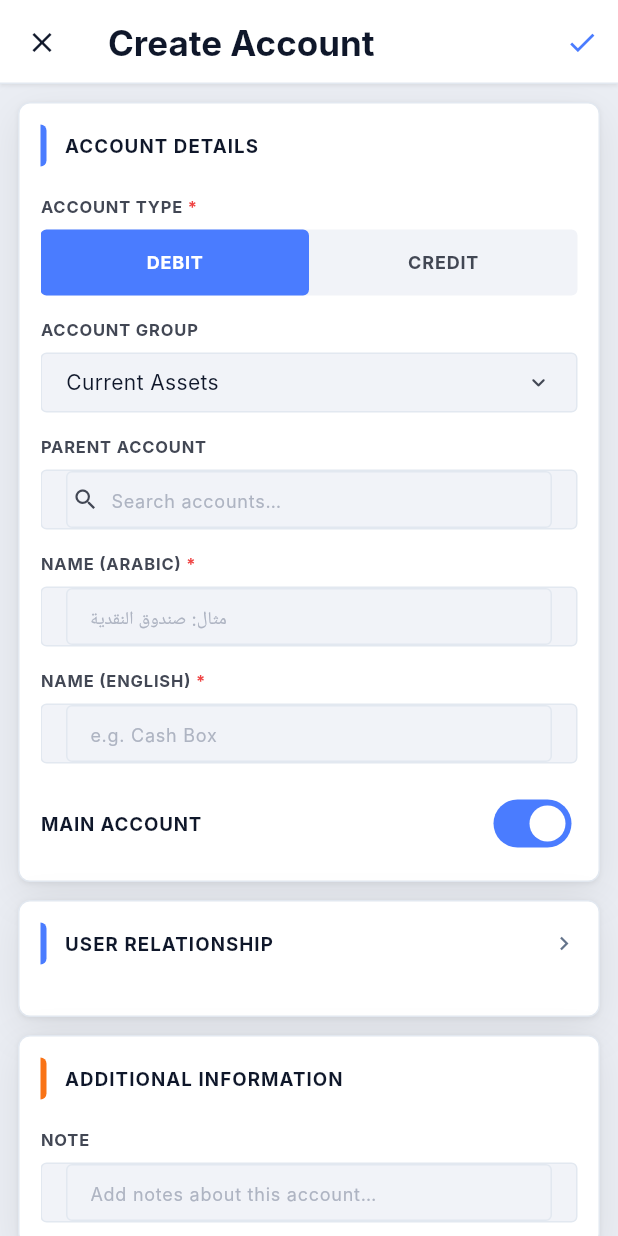
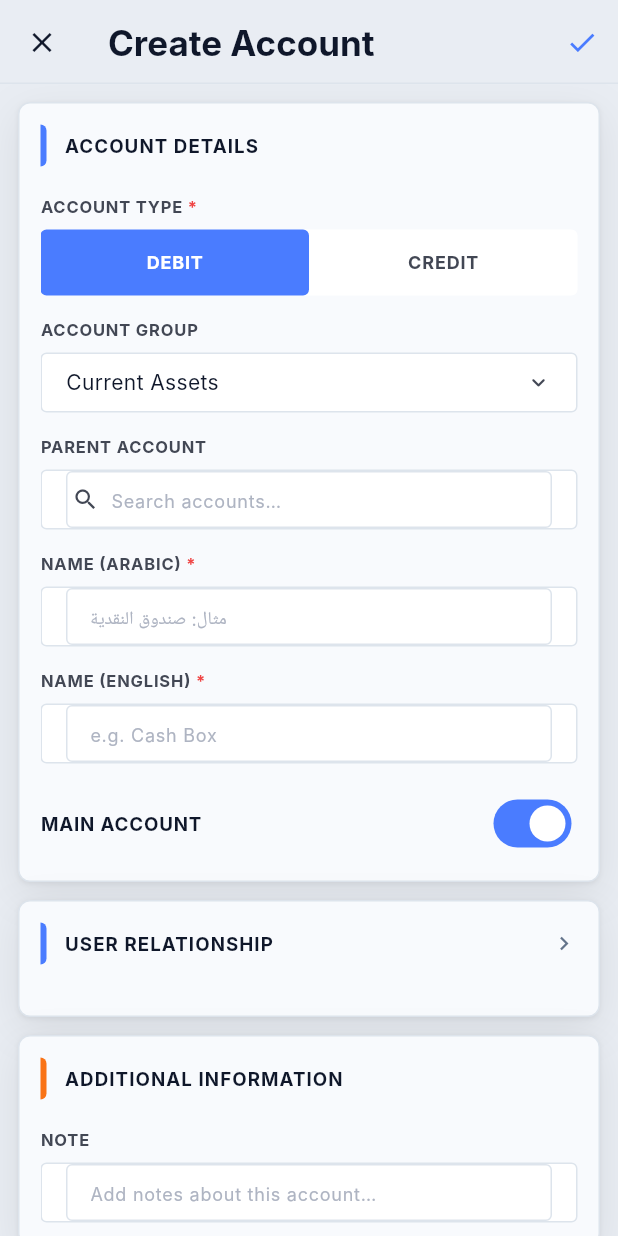
Before and after one commit to GeniusSystems24/super_core, a Flutter app: the screen it shows after launch, scrolled down 576 dp, after a tap on the "person add alt" icon, on a phone screen of 412 x 824 dp. Run offline on Flutter 3.47's test engine with Material 3 defaults, Android fonts, the phone set to English and light mode, and no system bars; Roboto replaces fonts that are missing (Inter).

Commit message:
chore: update changelog and version; enhance theme and card components
- Updated CHANGELOG.md to reflect changes in theme surface stack and FAB theme.
- Modified README.md to clarify app bar and surface relationships.
- Enhanced SuperMaterialThemeData to align app bar background with page background.
- Introduced background property in SuperCard for customizable card backgrounds.
- Adjusted SuperPalette colors for improved light and dark themes.
- Added tests for SuperCard background and SuperMaterialThemeData surface colors.
- Bumped version to 2.3.1 in pubspec.yaml.

```diff
--- a/lib/src/core/theme/super_material_theme.dart
+++ b/lib/src/core/theme/super_material_theme.dart
@@ -943,13 +943,17 @@ class SuperMaterialThemeData extends ThemeData {
     // carried by a provided [textTheme] > the token bundle's default. A resolved
     // custom family is applied over the default GeniusLink type ramp so its
     // sizes / weights / letter-spacing are preserved.
-    final baseTokens = tokens ?? palette.applySemanticsTo(SuperTokensData.fallback);
+    final baseTokens =
+        tokens ?? palette.applySemanticsTo(SuperTokensData.fallback);
     final String? mergedFamily =
         fontFamily ??
         ((textTheme != null && mergeTextTheme) ? _familyOf(textTheme) : null);
     final effectiveTokens = mergedFamily == null
         ? baseTokens
-        : baseTokens.copyWith(bodyFont: mergedFamily, displayFont: mergedFamily);
+        : baseTokens.copyWith(
+            bodyFont: mergedFamily,
+            displayFont: mergedFamily,
+          );
 
     final fg1t = isDark ? palette.darkFg1 : palette.lightFg1;
     final fg3t = isDark ? palette.darkFg3 : palette.lightFg3;
@@ -1254,10 +1258,9 @@ class SuperMaterialThemeData extends ThemeData {
     final tt = textTheme ?? _textTheme(m.mode, fg1, fg3, tokens);
     iconTheme ??= IconThemeData(color: fg1, size: m.sizing.icon);
 
-    // App-bar background — deliberately the elevated card surface so the bar is
-    // visually distinct from the Scaffold (which is now the page background,
-    // cs.surface). Shared by the AppBarTheme and its system-overlay style.
-    final appBarBg = surface;
+    // App-bar background follows the page background so the top chrome blends
+    // with the Scaffold while cards and fields define the elevated layers.
+    final appBarBg = cs.surface;
 
     // Responsive input chrome — computed once and reused by both
     // inputDecorationTheme and dropdownMenuTheme.
@@ -1324,9 +1327,9 @@ class SuperMaterialThemeData extends ThemeData {
             backgroundColor: appBarBg,
             foregroundColor: fg1,
             surfaceTintColor: Colors.transparent,
-            elevation: isDark ? 0 : 1,
-            shadowColor: Colors.black26,
-            scrolledUnderElevation: isDark ? 1 : 2,
+            elevation: 0,
+            shadowColor: Colors.transparent,
+            scrolledUnderElevation: isDark ? 1 : 0,
             centerTitle: false,
             toolbarHeight: 56,
             titleTextStyle: tt.titleLarge,
@@ -1790,14 +1793,22 @@ class SuperMaterialThemeData extends ThemeData {
       floatingActionButtonTheme:
           floatingActionButtonTheme ??
           FloatingActionButtonThemeData(
-            backgroundColor: cs.primary,
-            foregroundColor: cs.onPrimary,
+            backgroundColor: tokens.accent,
+            foregroundColor: const Color(0xFFFFFFFF),
+            focusColor: tokens.accentHover,
+            hoverColor: tokens.accentHover,
+            splashColor: tokens.accentPressed.withValues(alpha: 0.24),
             elevation: 4,
             focusElevation: 6,
             hoverElevation: 8,
             highlightElevation: 12,
+            iconSize: 24,
+            sizeConstraints: const BoxConstraints.tightFor(
+              width: 54,
+              height: 54,
+            ),
             shape: RoundedRectangleBorder(
-              borderRadius: BorderRadius.circular(tokens.radiusCard),
+              borderRadius: BorderRadius.circular(18),
             ),
           ),
 
@@ -2032,9 +2043,7 @@ class SuperMaterialThemeData extends ThemeData {
               elevation: const WidgetStatePropertyAll(0),
               shape: WidgetStatePropertyAll(
                 RoundedRectangleBorder(
-                  borderRadius: BorderRadius.circular(
-                    tokens.radiusControl,
-                  ),
+                  borderRadius: BorderRadius.circular(tokens.radiusControl),
                 ),
               ),
               padding: WidgetStatePropertyAll(
--- a/lib/src/core/theme/super_palette.dart
+++ b/lib/src/core/theme/super_palette.dart
@@ -110,8 +110,16 @@ class SuperPalette {
 
   /// This palette's ten shades ordered lightest → darkest (indices 0–9).
   List<Color> get shades => <Color>[
-        shade50, shade100, shade200, shade300, shade400,
-        shade500, shade600, shade700, shade800, shade900,
+    shade50,
+    shade100,
+    shade200,
+    shade300,
+    shade400,
+    shade500,
+    shade600,
+    shade700,
+    shade800,
+    shade900,
   ];
 
   /// Looks up a shade by its Material [step] (50, 100, 200 … 900). Any other
@@ -173,54 +181,54 @@ class SuperPalette {
   // All six palettes share these surfaces; accent/primary is the only variable.
 
   // Light surfaces
-  static const Color _lightBg        = Color(0xFFEBEEF4); // page (deeper, lifts white cards)
-  static const Color _lightSurface   = Color(0xFFFFFFFF);
-  static const Color _lightInputBg   = Color(0xFFF1F3F8);
-  static const Color _lightHover     = Color(0xFFEEF1F7);
-  static const Color _lightBorder    = Color(0xFFE2E8F0);
-  static const Color _lightBorderStr = Color(0xFFC2C6D6);
-  static const Color _lightFg1       = Color(0xFF0F172A);
-  static const Color _lightFg2       = Color(0xFF424754);
-  static const Color _lightFg3       = Color(0xFF64748B);
-  static const Color _lightFg4       = Color(0xFFAEB4C2);
+  static const Color _lightBg = Color(0xFFE9EDF3);
+  static const Color _lightSurface = Color(0xFFF8FAFD);
+  static const Color _lightInputBg = Color(0xFFFFFFFF);
+  static const Color _lightHover = Color(0xFFEEF2F7);
+  static const Color _lightBorder = Color(0xFFDDE4EC);
+  static const Color _lightBorderStr = Color(0xFFC8D2DE);
+  static const Color _lightFg1 = Color(0xFF0F172A);
+  static const Color _lightFg2 = Color(0xFF424754);
+  static const Color _lightFg3 = Color(0xFF64748B);
+  static const Color _lightFg4 = Color(0xFFAEB4C2);
 
   // Dark surfaces
-  static const Color _darkBg         = Color(0xFF0A0B0E); // page (near-black, lifts cards)
-  static const Color _darkSurface    = Color(0xFF1E2025);
-  static const Color _darkSurface2   = Color(0xFF292D38);
-  static const Color _darkInputBg    = Color(0xFF33353A);
-  static const Color _darkHover      = Color(0xFF2F3540);
-  static const Color _darkBorder     = Color(0x6643464F);
-  static const Color _darkBorderStr  = Color(0xFF434654);
-  static const Color _darkFg1        = Color(0xFFE2E2E9);
-  static const Color _darkFg2        = Color(0xFFC3C6D7);
-  static const Color _darkFg3        = Color(0xFF8D90A0);
-  static const Color _darkFg4        = Color(0xFF5A5D68);
+  static const Color _darkBg = Color(0xFF09131D);
+  static const Color _darkSurface = Color(0xFF0D151C);
+  static const Color _darkSurface2 = Color(0xFF172436);
+  static const Color _darkInputBg = Color(0xFF1B2738);
+  static const Color _darkHover = Color(0xFF162231);
+  static const Color _darkBorder = Color(0x66304456);
+  static const Color _darkBorderStr = Color(0xFF30445A);
+  static const Color _darkFg1 = Color(0xFFF2F5FA);
+  static const Color _darkFg2 = Color(0xFFC6CEDA);
+  static const Color _darkFg3 = Color(0xFF8F9BAD);
+  static const Color _darkFg4 = Color(0xFF5C6675);
 
   // ── Surface token accessors (used by SuperMaterialThemeData) ──────────────
 
-  Color get lightBg        => _lightBg;
-  Color get lightSurface   => _lightSurface;
-  Color get lightInputBg   => _lightInputBg;
-  Color get lightHover     => _lightHover;
-  Color get lightBorder    => _lightBorder;
+  Color get lightBg => _lightBg;
+  Color get lightSurface => _lightSurface;
+  Color get lightInputBg => _lightInputBg;
+  Color get lightHover => _lightHover;
+  Color get lightBorder => _lightBorder;
   Color get lightBorderStr => _lightBorderStr;
-  Color get lightFg1       => _lightFg1;
-  Color get lightFg2       => _lightFg2;
-  Color get lightFg3       => _lightFg3;
-  Color get lightFg4       => _lightFg4;
+  Color get lightFg1 => _lightFg1;
+  Color get lightFg2 => _lightFg2;
+  Color get lightFg3 => _lightFg3;
+  Color get lightFg4 => _lightFg4;
 
-  Color get darkBg         => _darkBg;
-  Color get darkSurface    => _darkSurface;
-  Color get darkSurface2   => _darkSurface2;
-  Color get darkInputBg    => _darkInputBg;
-  Color get darkHover      => _darkHover;
-  Color get darkBorder     => _darkBorder;
-  Color get darkBorderStr  => _darkBorderStr;
-  Color get darkFg1        => _darkFg1;
-  Color get darkFg2        => _darkFg2;
-  Color get darkFg3        => _darkFg3;
-  Color get darkFg4        => _darkFg4;
+  Color get darkBg => _darkBg;
+  Color get darkSurface => _darkSurface;
+  Color get darkSurface2 => _darkSurface2;
+  Color get darkInputBg => _darkInputBg;
+  Color get darkHover => _darkHover;
+  Color get darkBorder => _darkBorder;
+  Color get darkBorderStr => _darkBorderStr;
+  Color get darkFg1 => _darkFg1;
+  Color get darkFg2 => _darkFg2;
+  Color get darkFg3 => _darkFg3;
+  Color get darkFg4 => _darkFg4;
 
   // ── ColorScheme generation ────────────────────────────────────────────────
 
@@ -264,15 +272,15 @@ class SuperPalette {
     onSurface: _lightFg1,
     onSurfaceVariant: _lightFg2,
     // Surface container ramp — brightest (lowest) → dimmest (highest).
-        // Cards default to surfaceContainerLowest (#FFFFFF), clearly lifted off
-        // the #F7F8FA page background.
-        surfaceDim: const Color(0xFFDFE3EC),
+    // Cards default to surfaceContainerLowest (#F8FAFD), clearly lifted off
+    // the #E9EDF3 page background.
+    surfaceDim: const Color(0xFFD8DFE9),
     surfaceBright: _lightSurface,
     surfaceContainerLowest: _lightSurface,
-        surfaceContainerLow: const Color(0xFFF4F6FA),
+    surfaceContainerLow: const Color(0xFFF2F6FA),
     surfaceContainer: _lightHover,
-        surfaceContainerHigh: const Color(0xFFE7EAF1),
-        surfaceContainerHighest: const Color(0xFFDFE3EC),
+    surfaceContainerHigh: const Color(0xFFE2E8F0),
+    surfaceContainerHighest: const Color(0xFFD8DFE9),
     // Inverse
     inverseSurface: _darkSurface,
     onInverseSurface: _darkFg1,
@@ -330,14 +338,14 @@ class SuperPalette {
     onSurface: _darkFg1,
     onSurfaceVariant: _darkFg3,
     // Surface container ramp — dimmest (lowest) → brightest (highest).
-        // Cards default to surfaceContainer (#1E2025), clearly lifted off the
-        // #111318 page background.
-        surfaceDim: const Color(0xFF0C0D10),
-        surfaceBright: const Color(0xFF35373D),
-        surfaceContainerLowest: const Color(0xFF0C0D10),
-        surfaceContainerLow: const Color(0xFF16181D),
+    // Cards default to surfaceContainer (#0D151C), clearly lifted off the
+    // #09131D page background while inputs sit one layer higher.
+    surfaceDim: const Color(0xFF060D14),
+    surfaceBright: const Color(0xFF243247),
+    surfaceContainerLowest: const Color(0xFF060D14),
+    surfaceContainerLow: const Color(0xFF0A1118),
     surfaceContainer: _darkSurface,
-        surfaceContainerHigh: const Color(0xFF24262C),
+    surfaceContainerHigh: const Color(0xFF121C29),
     surfaceContainerHighest: _darkSurface2,
     // Inverse
     inverseSurface: _lightSurface,
@@ -367,7 +375,7 @@ class SuperPalette {
   /// shade500 = #4A7CFF — matches SuperTokens.accent exactly.
   static const SuperPalette bluePalette = SuperPalette(
     name: 'Blue',
-    shade50:  Color(0xFFEEF2FF),
+    shade50: Color(0xFFEEF2FF),
     shade100: Color(0xFFE0E9FF),
     shade200: Color(0xFFC7D5FF),
     shade300: Color(0xFFA3B9FF),
@@ -382,7 +390,7 @@ class SuperPalette {
   /// Violet / indigo palette — harmonious with [bluePalette].
   static const SuperPalette purplePalette = SuperPalette(
     name: 'Purple',
-    shade50:  Color(0xFFF3F0FF),
+    shade50: Color(0xFFF3F0FF),
     shade100: Color(0xFFE9E4FF),
     shade200: Color(0xFFD4CAFF),
     shade300: Color(0xFFB8AAFF),
@@ -399,7 +407,7 @@ class SuperPalette {
   /// shade500 = #1DB88A — matches SuperTokens.success exactly.
   static const SuperPalette greenPalette = SuperPalette(
     name: 'Green',
-    shade50:  Color(0xFFE8FBF5),
+    shade50: Color(0xFFE8FBF5),
     shade100: Color(0xFFCDF7E9),
     shade200: Color(0xFF9AEFD3),
     shade300: Color(0xFF60E4BA),
@@ -414,7 +422,7 @@ class SuperPalette {
   /// Warm amber / gold palette.
   static const SuperPalette goldenPalette = SuperPalette(
     name: 'Golden',
-    shade50:  Color(0xFFFFFBEB),
+    shade50: Color(0xFFFFFBEB),
     shade100: Color(0xFFFEF3C7),
     shade200: Color(0xFFFDE68A),
     shade300: Color(0xFFFCD34D),
@@ -432,7 +440,7 @@ class SuperPalette {
   /// shade50  = light bg (#F7F8FA).
   static const SuperPalette grayPalette = SuperPalette(
     name: 'Gray',
-    shade50:  Color(0xFFF7F8FA),
+    shade50: Color(0xFFF7F8FA),
     shade100: Color(0xFFEEF1F7),
     shade200: Color(0xFFE2E8F0),
     shade300: Color(0xFFC2C6D6),
@@ -447,7 +455,7 @@ class SuperPalette {
   /// Pure black / white monochrome palette — maximum neutrality.
   static const SuperPalette monochromePalette = SuperPalette(
     name: 'Monochrome',
-    shade50:  Color(0xFFFAFAFA),
+    shade50: Color(0xFFFAFAFA),
     shade100: Color(0xFFF5F5F5),
     shade200: Color(0xFFE5E5E5),
     shade300: Color(0xFFD4D4D4),
@@ -462,7 +470,7 @@ class SuperPalette {
   /// Teal / cyan palette — cool, calm accent harmonious with the blue family.
   static const SuperPalette tealPalette = SuperPalette(
     name: 'Teal',
-    shade50:  Color(0xFFECFDF7),
+    shade50: Color(0xFFECFDF7),
     shade100: Color(0xFFCFFAEC),
     shade200: Color(0xFF9FF3DA),
     shade300: Color(0xFF5FE6C6),
@@ -477,7 +485,7 @@ class SuperPalette {
   /// Rose / red palette — warm crimson accent (distinct from the danger red).
   static const SuperPalette rosePalette = SuperPalette(
     name: 'Rose',
-    shade50:  Color(0xFFFFF1F3),
+    shade50: Color(0xFFFFF1F3),
     shade100: Color(0xFFFFE0E6),
     shade200: Color(0xFFFEC5D2),
     shade300: Color(0xFFFB9AB1),
@@ -492,7 +500,7 @@ class SuperPalette {
   /// Indigo palette — deep blue-violet, a richer sibling to [bluePalette].
   static const SuperPalette indigoPalette = SuperPalette(
     name: 'Indigo',
-    shade50:  Color(0xFFEEF0FF),
+    shade50: Color(0xFFEEF0FF),
     shade100: Color(0xFFE0E3FF),
     shade200: Color(0xFFC6CBFF),
     shade300: Color(0xFFA3A9FF),
@@ -507,7 +515,7 @@ class SuperPalette {
   /// Slate palette — cool blue-gray neutral accent (a bluer [grayPalette]).
   static const SuperPalette slatePalette = SuperPalette(
     name: 'Slate',
-    shade50:  Color(0xFFF6F8FB),
+    shade50: Color(0xFFF6F8FB),
     shade100: Color(0xFFEDF1F6),
     shade200: Color(0xFFDCE2EC),
     shade300: Color(0xFFC0C9D8),
--- a/lib/src/core/theme/super_theme.dart
+++ b/lib/src/core/theme/super_theme.dart
@@ -82,7 +82,12 @@ class SuperThemeData extends ThemeExtension<SuperThemeData> {
   // ── Card elevation ──
   /// Dark-mode card shadow — lifts panels off the near-black page.
   static const List<BoxShadow> cardShadowDark = [
-    BoxShadow(color: Color(0x40000000), blurRadius: 50, spreadRadius: -12, offset: Offset(0, 25)),
+    BoxShadow(
+      color: Color(0x40000000),
+      blurRadius: 50,
+      spreadRadius: -12,
+      offset: Offset(0, 25),
+    ),
   ];
 
   /// Light-mode card shadow — a subtler two-step stack.
@@ -93,11 +98,17 @@ class SuperThemeData extends ThemeExtension<SuperThemeData> {
 
   /// Overlay / popover shadow (menus, flyouts, suggestion lists).
   static const List<BoxShadow> popShadow = [
-    BoxShadow(color: Color(0x59000000), blurRadius: 24, spreadRadius: -6, offset: Offset(0, 10)),
+    BoxShadow(
+      color: Color(0x59000000),
+      blurRadius: 24,
+      spreadRadius: -6,
+      offset: Offset(0, 10),
+    ),
   ];
 
   /// The card shadow appropriate for this theme's brightness.
-  List<BoxShadow> get cardShadow => brightness == Brightness.dark ? cardShadowDark : cardShadowLight;
+  List<BoxShadow> get cardShadow =>
+      brightness == Brightness.dark ? cardShadowDark : cardShadowLight;
 
   // ── Convenience responsive accessors ──
   /// The active spacing scale (shorthand for `metrics.spacing`).
@@ -114,26 +125,26 @@ class SuperThemeData extends ThemeExtension<SuperThemeData> {
 
   // ── Presets ──
   static const SuperThemeData dark = SuperThemeData(
-    bg: Color(0xFF111318),
-    surface: Color(0xFF1E2025),
-    inputBg: Color(0xFF33353A),
-    hover: Color(0xFF2F3540),
-    border: Color(0x6643464F),
-    borderStrong: Color(0xFF434654),
-    fg1: Color(0xFFE2E2E9),
-    fg2: Color(0xFFC3C6D7),
-    fg3: Color(0xFF8D90A0),
-    fg4: Color(0xFF5A5D68),
+    bg: Color(0xFF09131D),
+    surface: Color(0xFF0D151C),
+    inputBg: Color(0xFF1B2738),
+    hover: Color(0xFF162231),
+    border: Color(0x66304456),
+    borderStrong: Color(0xFF30445A),
+    fg1: Color(0xFFF2F5FA),
+    fg2: Color(0xFFC6CEDA),
+    fg3: Color(0xFF8F9BAD),
+    fg4: Color(0xFF5C6675),
     brightness: Brightness.dark,
   );
 
   static const SuperThemeData light = SuperThemeData(
-    bg: Color(0xFFF7F8FA),
-    surface: Color(0xFFFFFFFF),
-    inputBg: Color(0xFFF1F3F8),
-    hover: Color(0xFFEEF1F7),
-    border: Color(0xFFE2E8F0),
-    borderStrong: Color(0xFFC2C6D6),
+    bg: Color(0xFFE9EDF3),
+    surface: Color(0xFFF8FAFD),
+    inputBg: Color(0xFFFFFFFF),
+    hover: Color(0xFFEEF2F7),
+    border: Color(0xFFDDE4EC),
+    borderStrong: Color(0xFFC8D2DE),
     fg1: Color(0xFF0F172A),
     fg2: Color(0xFF424754),
     fg3: Color(0xFF64748B),
@@ -148,20 +159,20 @@ class SuperThemeData extends ThemeExtension<SuperThemeData> {
   /// A selection / accent tint at [pct] opacity blended over [surface]
   /// (mirrors the web `color-mix(... accent N%, surface)` highlight).
   Color selectionFill([double pct = 0.10]) =>
-      Color.alphaBlend(tokens.accent.withValues(alpha:pct), surface);
+      Color.alphaBlend(tokens.accent.withValues(alpha: pct), surface);
 
   /// A semantic [base] color softened to a pill background over [surface].
   Color tintFill(Color base, [double pct = 0.20]) =>
-      Color.alphaBlend(base.withValues(alpha:pct), surface);
+      Color.alphaBlend(base.withValues(alpha: pct), surface);
 
   /// A semantic [base] color softened to a subtle tint over [surface]
   /// (mirrors the web `color-mix(... base N%, surface)` fill).
   Color tint(Color base, [double pct = 0.14]) =>
-      Color.alphaBlend(base.withValues(alpha:pct), surface);
+      Color.alphaBlend(base.withValues(alpha: pct), surface);
 
   /// A semantic [base] tint over the page [bg] (e.g. a drag-over drop zone).
   Color tintOnBg(Color base, [double pct = 0.07]) =>
-      Color.alphaBlend(base.withValues(alpha:pct), bg);
+      Color.alphaBlend(base.withValues(alpha: pct), bg);
 
   @override
   SuperThemeData copyWith({
@@ -180,8 +191,7 @@ class SuperThemeData extends ThemeExtension<SuperThemeData> {
     SuperMetrics? metrics,
     SuperInteractiveStateThemeData? interactiveStates,
     SuperTokensData? tokens,
-  }) =>
-      SuperThemeData(
+  }) => SuperThemeData(
     bg: bg ?? this.bg,
     surface: surface ?? this.surface,
     inputBg: inputBg ?? this.inputBg,
@@ -217,8 +227,7 @@ class SuperThemeData extends ThemeExtension<SuperThemeData> {
       // Device mode is discrete — snap at the midpoint.
       mode: t < 0.5 ? mode : other.mode,
       metrics: SuperMetrics.lerp(metrics, other.metrics, t),
-      interactiveStates:
-          interactiveStates.lerp(other.interactiveStates, t),
+      interactiveStates: interactiveStates.lerp(other.interactiveStates, t),
       tokens: SuperTokensData.lerp(tokens, other.tokens, t),
     );
   }
--- a/lib/src/core/widgets/super_card.dart
+++ b/lib/src/core/widgets/super_card.dart
@@ -46,6 +46,7 @@ class SuperCard extends StatefulWidget {
     this.onExpansionChanged,
     this.toggleOnTap,
     this.showExpandIcon,
+    this.background,
     this.padding,
     this.margin,
     this.onTap,
@@ -92,6 +93,11 @@ class SuperCard extends StatefulWidget {
   /// Whether to show the animated chevron affordance on an expandable card.
   /// Defaults to the [SuperCardTheme] value (`true`).
   final bool? showExpandIcon;
+
+  /// Overrides the card background. Defaults to [SuperCardTheme.color] and then
+  /// the active theme surface. The selected tint still wins when [selected] is
+  /// true.
+  final Color? background;
 
   /// Interior padding. Defaults to the [SuperCardTheme] padding, which
   /// `SuperMaterialThemeData` sets to the responsive compact card inset
@@ -165,14 +171,15 @@ class _SuperCardState extends State<SuperCard> {
     final borderColor = widget.selected
         ? (cardTheme.selectedBorderColor ?? cs.primary)
         : (_hover && interactive)
-            ? t.borderStrong
-            : (cardTheme.borderColor ?? t.border);
-    final fill =
-        widget.selected ? t.selectionFill(0.08) : (cardTheme.color ?? t.surface);
+        ? t.borderStrong
+        : (cardTheme.borderColor ?? t.border);
+    final fill = widget.selected
+        ? t.selectionFill(0.08)
+        : (widget.background ?? cardTheme.color ?? t.surface);
 
     final shape = cardTheme.shape;
-    final radius = (shape is RoundedRectangleBorder &&
-            shape.borderRadius is BorderRadius)
+    final radius =
+        (shape is RoundedRectangleBorder && shape.borderRadius is BorderRadius)
         ? shape.borderRadius as BorderRadius
         : BorderRadius.circular(k.radiusCard);
     final padding = widget.padding ?? cardTheme.padding ?? t.padding.card;
@@ -182,10 +189,7 @@ class _SuperCardState extends State<SuperCard> {
       crossAxisAlignment: CrossAxisAlignment.stretch,
       mainAxisSize: MainAxisSize.min,
       children: [
-        if (widget.header != null) ...[
-          widget.header!,
-          SizedBox(height: gap),
-        ],
+        if (widget.header != null) ...[widget.header!, SizedBox(height: gap)],
         widget.child,
       ],
     );
@@ -221,15 +225,9 @@ class _SuperCardState extends State<SuperCard> {
     final row = Row(
       crossAxisAlignment: CrossAxisAlignment.center,
       children: [
-        if (widget.leading != null) ...[
-          widget.leading!,
-          SizedBox(width: gap),
-        ],
+        if (widget.leading != null) ...[widget.leading!, SizedBox(width: gap)],
         Expanded(child: bodyColumn),
-        if (trailingArea != null) ...[
-          SizedBox(width: gap),
-          trailingArea,
-        ],
+        if (trailingArea != null) ...[SizedBox(width: gap), trailingArea],
       ],
     );
 
@@ -261,7 +259,10 @@ class _SuperCardState extends State<SuperCard> {
           : Row(
               crossAxisAlignment: CrossAxisAlignment.start,
               mainAxisSize: MainAxisSize.min,
-              children: [Flexible(child: row), revealed],
+              children: [
+                Flexible(child: row),
+                revealed,
+              ],
             );
     }
 
--- a/pubspec.yaml
+++ b/pubspec.yaml
@@ -10,7 +10,7 @@ description: >
 
 
 #  package version
-version: 2.3.0
+version: 2.3.1
 
 # package homepage, repository, and issue tracker
 homepage: https://geniussystems24.github.io/super_core
```
Also changed, not shown: lib/super_core.dart (+4 -4 lines), 4 other files. Lines whose indentation alone changed are shown as unchanged.
